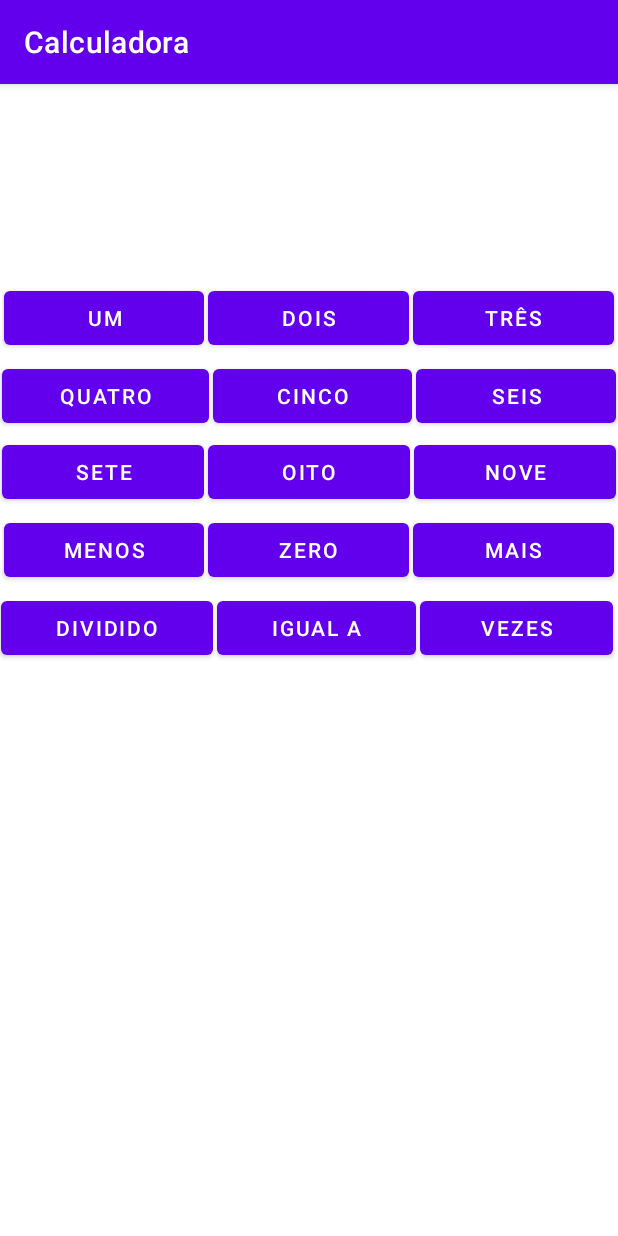
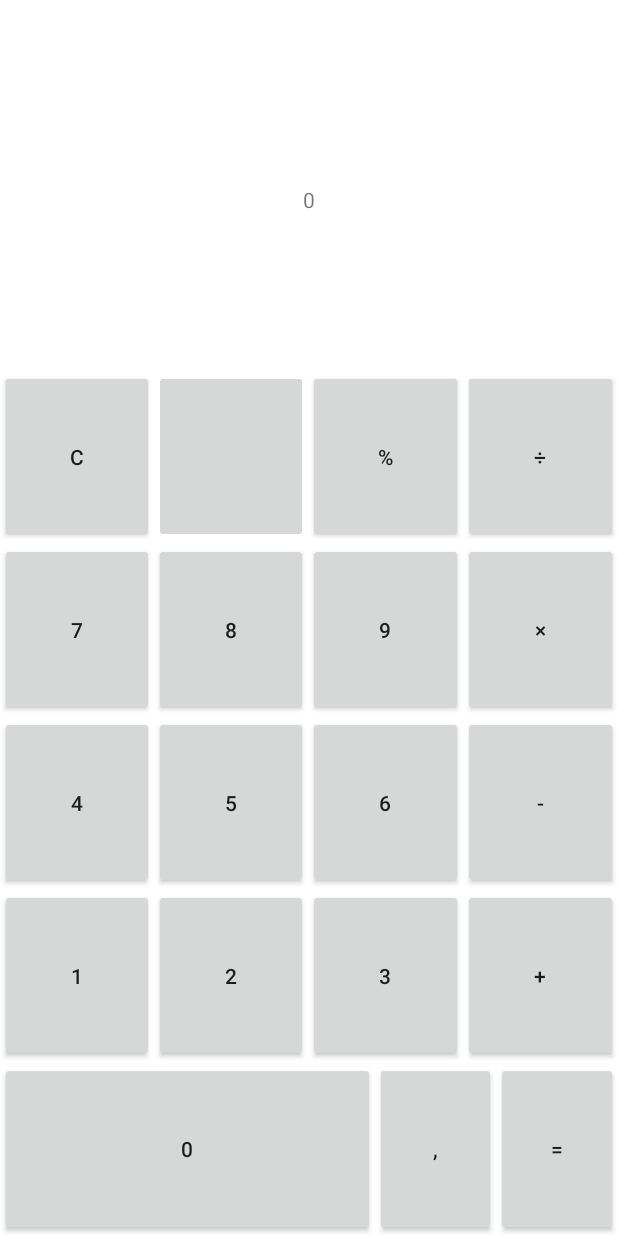
Before and after one commit to evicsouza/Calculadora, an Android app: the screen it shows after launch (MainActivity), on a phone screen of 412 x 824 dp. Run offline under Robolectric (Android 15) with nearby library versions, the phone set to English and light mode, and no system bars.

Commit message:
refatoração

```diff
--- a/app/src/main/java/com/evavictoria/calculadora/MainActivity.java
+++ b/app/src/main/java/com/evavictoria/calculadora/MainActivity.java
@@ -1,90 +1,151 @@
 package com.evavictoria.calculadora;
 
-import androidx.appcompat.app.AppCompatActivity;
+import android.app.Activity;
+import android.os.Bundle;
+import android.view.View;
+import android.widget.TextView;
+import android.widget.Toast;
 
-import android.view.View;
-import android.widget.Button;
-import android.os.Bundle;
-import android.widget.TextView;
+import com.evavictoria.calculadora.calculadora.Calculadora;
+import com.evavictoria.calculadora.calculadora.Operacao;
+import com.evavictoria.calculadora.R;
 
-import com.evavictoria.calculadora.databinding.ActivityMainBinding;
+public class MainActivity extends Activity {
 
-public class MainActivity extends AppCompatActivity {
-
-    Double primeiroValor;
-    Double segundoValor;
-    String resultado;
-
-    ActivityMainBinding binding;
-
+    private Calculadora calculadora = new Calculadora();
+    private TextView visor;
+    private TextView visorPrincipal;
 
     @Override
     protected void onCreate(Bundle savedInstanceState) {
         super.onCreate(savedInstanceState);
-        binding = ActivityMainBinding.inflate(getLayoutInflater());
-        View view = binding.getRoot();
-        setContentView(view);
-
-
-        binding.buttonUm.setOnClickListener(v -> {
-            atualizaVisor("1", true);
-        });
-        binding.buttonDois.setOnClickListener(v -> {
-            atualizaVisor("2", true);
-                });
-        binding.buttonTres.setOnClickListener(v-> {
-                    atualizaVisor("3", true);
-                });
-        binding.buttonQuatro.setOnClickListener(v-> {
-            atualizaVisor("4", true);
-                });
-        binding.buttonCinco.setOnClickListener(v -> {
-            atualizaVisor("5", true);
-                });
-        binding.buttonSeis.setOnClickListener(v -> {
-            atualizaVisor("6", true);
-                });
-        binding.buttonSete.setOnClickListener(v -> {
-                    atualizaVisor("7", true);
-                });
-        binding.buttonOito.setOnClickListener(v -> {
-            atualizaVisor("8", true);
-                });
-        binding.buttonNove.setOnClickListener(v -> {
-            atualizaVisor("9", true);
-                });
-        binding.buttonZero.setOnClickListener(v -> {
-            atualizaVisor("0", true);
-        });
-
-
-
-
-        binding.buttonAdicao.setOnClickListener(v -> {
-            atualizaVisor("+", false);
-        });
-        binding.buttonSubtracao.setOnClickListener(v -> {
-            atualizaVisor("-", false);
-        });
-        binding.buttonMultiplicacao.setOnClickListener(v -> {
-            atualizaVisor("*", false);
-        });
-        binding.buttonDivisao.setOnClickListener(v -> {
-            atualizaVisor("/", false);
-        });
-
+        setContentView(R.layout.activity_main);
+        this.visor = (TextView) findViewById(R.id.visor);
+        this.visorPrincipal = (TextView) findViewById(R.id.visorPrincipal);
+        atualizarVisor();
     }
 
-    public void atualizaVisor(String string, Boolean limpaDados){
-        if(!resultado.isEmpty()){
-            binding.textViewResultado.setText("");
+    @Override
+    protected void onSaveInstanceState(Bundle outState) {
+        outState.putSerializable("calculadora", this.calculadora);
+        super.onSaveInstanceState(outState);
+    }
+
+    @Override
+    protected void onRestoreInstanceState(Bundle savedInstanceState) {
+        super.onRestoreInstanceState(savedInstanceState);
+        if (savedInstanceState.getSerializable("calculadora") != null) {
+            this.calculadora = (Calculadora) savedInstanceState.getSerializable("calculadora");
+            atualizarVisor();
         }
-        if(limpaDados){
-            resultado = "";
-        }else{
-            binding.textViewResultado.append(resultado.toString());
-            binding.textViewResultado.append(string);
-            resultado = "";
+    }
+
+    private void setCaracter(char caracter) {
+        try {
+            calculadora.setCaracter(caracter);
+            atualizarVisor();
+        } catch (Exception e) {
+            e.printStackTrace();
+            Toast.makeText(getBaseContext(), "Ocorreu um erro!", Toast.LENGTH_SHORT).show();
+        }
+    }
+
+    private void atualizarVisor() {
+        if (this.calculadora != null) {
+            visor.setText(calculadora.getValorTexto());
+            visorPrincipal.setText(calculadora.getValorTextoPrincipal());
+        } else {
+            visor.setText("");
+            visorPrincipal.setText("0");
+        }
+    }
+
+    private void setOperacao(Operacao operation) {
+        calculadora.setOperacao(operation);
+        atualizarVisor();
+    }
+
+    public void handleButtonUm(View view) {
+        setCaracter('1');
+    }
+
+    public void handleButtonDois(View view) {
+        setCaracter('2');
+    }
+
+    public void handleButtonTres(View view) {
+        setCaracter('3');
+    }
+
+    public void handleButtonQuatro(View view) {
+        setCaracter('4');
+    }
+
+    public void handleButtonCinco(View view) {
+        setCaracter('5');
+    }
+
+    public void handleButtonSeis(View view) {
+        setCaracter('6');
+    }
+
+    public void handleButtonSete(View view) {
+        setCaracter('7');
+    }
+
+    public void handleButtonOito(View view) {
+        setCaracter('8');
+    }
+
+    public void handleButtonNove(View view) {
+        setCaracter('9');
+    }
+
+    public void handleButtonZero(View view) {
+        setCaracter('0');
+    }
+
+    public void handleButtonSoma(View view) {
+        setOperacao(Operacao.ADICAO);
+    }
+
+    public void handleButtonSubtrai(View view) {
+        setOperacao(Operacao.SUBTRACAO);
+    }
+
+    public void handleButtonMultiplica(View view) {
+        setOperacao(Operacao.MULTIPLICACAO);
+    }
+
+    public void handleButtonDivide(View view) {
+        setOperacao(Operacao.DIVISAO);
+    }
+
+    public void handleButtonPorcentagem(View view) {
+        setOperacao(Operacao.PORCENTAGEM);
+    }
+
+    public void handleButtonVirgula(View view) {
+        setCaracter(',');
+    }
+
+    public void handleButtonResultado(View view) {
+        calculadora.calcular();
+        atualizarVisor();
+    }
+
+    public void handleButtonLimpar(View view) {
+        calculadora = new Calculadora();
+        atualizarVisor();
+    }
+
+    public void handleButtonDesfazer(View view) {
+        try {
+            calculadora.removerUltimoCaracter();
+            atualizarVisor();
+        } catch (Exception e) {
+            e.printStackTrace();
+            Toast.makeText(getBaseContext(), "Ocorreu um erro!", Toast.LENGTH_SHORT).show();
         }
     }
 }
--- /dev/null
+++ b/app/src/main/java/com/evavictoria/calculadora/calculadora/Calculadora.java
@@ -0,0 +1,110 @@
+package com.evavictoria.calculadora.calculadora;
+
+import java.io.Serializable;
+import java.text.NumberFormat;
+import java.text.ParseException;
+
+public class Calculadora implements Serializable {
+
+
+    private Operador operador1 = new Operador();
+    private Operador operador2 = new Operador();
+    private Operacao operacao = null;
+    private boolean finalizado = false;
+    private NumberFormat nf = NumberFormat.getNumberInstance();
+
+    public void setCaracter(char caracter) throws ParseException {
+        if(finalizado) {
+            operador1 = new Operador();
+            operador2 = new Operador();
+            operacao = null;
+            finalizado = false;
+        }
+
+        if (operacao == null) {
+            operador1.setCaracter(caracter);
+        } else if (!finalizado) {
+            operador2.setCaracter(caracter);
+        }
+    }
+
+    public void setOperacao(Operacao operacao) {
+        this.operacao = operacao;
+    }
+
+
+    public String getValorTexto() {
+        String op1 = operador1.getValorTexto();
+        String op2 = operador2.getValorTexto();
+
+        String texto = "";
+
+        if (operacao == null) {
+            texto += "";
+        } else if (!finalizado) {
+            texto += op1 + operacao;
+        } else {
+            texto += op1 + operacao + op2;
+        }
+
+        return texto;
+    }
+
+    public String getValorTextoPrincipal() {
+        String op1 = operador1.getValorTexto();
+        String op2 = operador2.getValorTexto();
+
+        String texto = "";
+
+        if (operacao == null) {
+            texto += op1;
+        } else if (!finalizado) {
+            texto += op2;
+        } else {
+            texto += getResultado();
+        }
+
+        return texto;
+    }
+
+    public String getResultado() {
+        double op1 = operador1.getValor();
+        double op2 = operador2.getValor();
+        double resultado = 0;
+        if (operacao == Operacao.ADICAO) {
+            resultado = op1 + op2;
+        } else if (operacao == Operacao.SUBTRACAO) {
+            resultado = op1 - op2;
+        } else if (operacao == Operacao.MULTIPLICACAO) {
+            resultado = op1 * op2;
+        } else if (operacao == Operacao.DIVISAO) {
+            resultado = op1 / op2;
+        } else if (operacao == Operacao.PORCENTAGEM) {
+            resultado = op1 * op2 / 100;
+        } else {
+            throw new UnsupportedOperationException("Operação não implementada.");
+        }
+        return nf.format(resultado);
+    }
+
+    public void calcular() {
+        this.finalizado = true;
+    }
+
+    public void removerUltimoCaracter() throws ParseException {
+        if (operacao == null) {
+            operador1.removerUltimoCaracter();
+        } else if (!finalizado) {
+            operador2.removerUltimoCaracter();
+        }
+    }
+
+    @Override
+    public String toString() {
+        String texto = getValorTexto();
+        if (getValorTextoPrincipal().trim().length() > 0) {
+            texto += " = " + getValorTextoPrincipal();
+        }
+        return texto;
+    }
+}
--- /dev/null
+++ b/app/src/main/java/com/evavictoria/calculadora/calculadora/Operador.java
@@ -0,0 +1,35 @@
+package com.evavictoria.calculadora.calculadora;
+
+import java.io.Serializable;
+import java.text.NumberFormat;
+import java.text.ParseException;
+
+public class Operador implements Serializable {
+
+    private double valor = 0;
+    private String texto = "";
+    private NumberFormat nf = NumberFormat.getNumberInstance();
+
+    public void setCaracter(char caracter) throws ParseException {
+        texto += caracter;
+        valor = nf.parse(texto).doubleValue();
+    }
+
+    public String getValorTexto() {
+        return nf.format(this.valor);
+    }
+
+    public double getValor() {
+        return this.valor;
+    }
+
+    public void removerUltimoCaracter() throws ParseException {
+        if (texto.length() > 1) {
+            texto = texto.substring(0, texto.length() - 1);
+            valor = nf.parse(texto).doubleValue();
+        } else {
+            texto = "0";
+            valor = 0;
+        }
+    }
+}
--- a/app/src/main/res/layout/activity_main.xml
+++ b/app/src/main/res/layout/activity_main.xml
@@ -1,204 +1,206 @@
 <?xml version="1.0" encoding="utf-8"?>
-<androidx.constraintlayout.widget.ConstraintLayout xmlns:android="http://schemas.android.com/apk/res/android"
-    xmlns:app="http://schemas.android.com/apk/res-auto"
-    xmlns:tools="http://schemas.android.com/tools"
+<LinearLayout xmlns:android="http://schemas.android.com/apk/res/android"
     android:layout_width="match_parent"
     android:layout_height="match_parent"
-    tools:context=".MainActivity">
+    android:orientation="vertical">
+
+    <RelativeLayout
+        android:layout_width="match_parent"
+        android:layout_height="0dp"
+        android:layout_weight="0.3"
+        android:orientation="vertical">
 
         <LinearLayout
-        android:id="@+id/layoutVertical"
-        android:layout_width="match_parent"
-        android:layout_height="match_parent"
-        android:layout_marginTop="4dp"
-        android:foregroundGravity="center"
-        android:gravity="center|center_horizontal|center_vertical"
-        android:orientation="vertical"
-        app:layout_constraintEnd_toEndOf="parent"
-        app:layout_constraintHorizontal_bias="0.0"
-        app:layout_constraintStart_toStartOf="parent"
-        app:layout_constraintTop_toTopOf="parent">
+            android:layout_width="wrap_content"
+            android:layout_height="wrap_content"
+            android:layout_centerHorizontal="true"
+            android:layout_centerVertical="true"
+            android:orientation="vertical">
 
             <TextView
-            android:id="@+id/textViewResultado"
+                android:id="@+id/visor"
                 android:layout_width="match_parent"
-            android:layout_height="125dp" />
+                android:layout_height="wrap_content"
+                android:gravity="center" />
+
+            <TextView
+                android:id="@+id/visorPrincipal"
+                android:layout_width="match_parent"
+                android:layout_height="wrap_content"
+                android:gravity="center" />
+        </LinearLayout>
+
+    </RelativeLayout>
 
     <LinearLayout
-            android:id="@+id/layoutHorizontalUm"
         android:layout_width="match_parent"
-            android:layout_height="wrap_content"
-            android:layout_marginHorizontal="2px"
-            android:layout_marginVertical="2px"
+        android:layout_height="0dp"
+        android:layout_weight="0.14"
         android:orientation="horizontal">
 
         <Button
-                android:id="@+id/buttonUm"
-                android:layout_width="wrap_content"
-                android:layout_height="wrap_content"
-                android:layout_marginHorizontal="2px"
-                android:layout_marginVertical="2px"
-                android:layout_weight="1"
-                android:text="@string/buttonUm" />
+            android:layout_width="0dp"
+            android:layout_height="match_parent"
+            android:layout_weight="0.25"
+            android:onClick="handleButtonLimpar"
+            android:text="C" />
+
+        <ImageButton
+            android:layout_width="0dp"
+            android:layout_height="match_parent"
+            android:layout_weight="0.25"
+            android:onClick="handleButtonDesfazer"
+            android:adjustViewBounds="true"
+            android:padding="24dp"
+            android:scaleType="fitCenter" />
 
         <Button
-                android:id="@+id/buttonDois"
-                android:layout_width="wrap_content"
-                android:layout_height="wrap_content"
-                android:layout_marginHorizontal="2px"
-                android:layout_marginVertical="2px"
-                android:layout_weight="1"
-                android:text="@string/buttonDois" />
+            android:layout_width="0dp"
+            android:layout_height="match_parent"
+            android:layout_weight="0.25"
+            android:onClick="handleButtonPorcentagem"
+            android:text="%" />
 
         <Button
-                android:id="@+id/buttonTres"
+            android:layout_width="0dp"
+            android:layout_height="match_parent"
+            android:layout_weight="0.25"
+            android:onClick="handleButtonDivide"
+            android:text="÷" />
+    </LinearLayout>
+
+    <LinearLayout
+        android:layout_width="match_parent"
+        android:layout_height="0dp"
+        android:layout_weight="0.14"
+        android:orientation="horizontal">
+
+        <Button
+            android:layout_width="0dp"
+            android:layout_height="match_parent"
+            android:layout_weight="0.25"
+            android:onClick="handleButtonSete"
+            android:text="7" />
+
+        <Button
+            android:layout_width="0dp"
+            android:layout_height="match_parent"
+            android:layout_weight="0.25"
+            android:onClick="handleButtonOito"
+            android:text="8" />
+
+        <Button
+            android:layout_width="0dp"
+            android:layout_height="match_parent"
+            android:layout_weight="0.25"
+            android:onClick="handleButtonNove"
+            android:text="9" />
+
+        <Button
+            android:layout_width="0dp"
+            android:layout_height="match_parent"
+            android:layout_weight="0.25"
+            android:onClick="handleButtonMultiplica"
+            android:text="×" />
+    </LinearLayout>
+
+    <LinearLayout
+        android:layout_width="match_parent"
+        android:layout_height="0dp"
+        android:layout_weight="0.14"
+        android:orientation="horizontal">
+
+        <Button
+            android:layout_width="0dp"
+            android:layout_height="match_parent"
+            android:layout_weight="0.25"
+            android:onClick="handleButtonQuatro"
+            android:text="4" />
+
+        <Button
+            android:layout_width="0dp"
+            android:layout_height="match_parent"
+            android:layout_weight="0.25"
+            android:onClick="handleButtonCinco"
+            android:text="5" />
+
+        <Button
+            android:layout_width="0dp"
+            android:layout_height="match_parent"
+            android:layout_weight="0.25"
+            android:onClick="handleButtonSeis"
+            android:text="6" />
+
+        <Button
+            android:layout_width="0dp"
+            android:layout_height="match_parent"
+            android:layout_weight="0.25"
+            android:onClick="handleButtonSubtrai"
+            android:text="-" />
+    </LinearLayout>
+
+    <LinearLayout
+        android:layout_width="match_parent"
+        android:layout_height="0dp"
+        android:layout_weight="0.14"
+        android:orientation="horizontal">
+
+        <Button
+            android:layout_width="0dp"
+            android:layout_height="match_parent"
+            android:layout_weight="0.25"
+            android:onClick="handleButtonUm"
+            android:text="1" />
+
+        <Button
+            android:layout_width="0dp"
+            android:layout_height="match_parent"
+            android:layout_weight="0.25"
+            android:onClick="handleButtonDois"
+            android:text="2" />
+
+        <Button
+            android:layout_width="0dp"
+            android:layout_height="match_parent"
+            android:layout_weight="0.25"
+            android:onClick="handleButtonTres"
+            android:text="3" />
+
+        <Button
+            android:layout_width="0dp"
+            android:layout_height="match_parent"
+            android:layout_weight="0.25"
+            android:onClick="handleButtonSoma"
+            android:text="+" />
+    </LinearLayout>
+
+    <LinearLayout
+        android:layout_width="match_parent"
+        android:layout_height="0dp"
+        android:layout_weight="0.14"
+        android:orientation="horizontal">
+
+        <Button
             android:layout_width="wrap_content"
-                android:layout_height="wrap_content"
-                android:layout_marginHorizontal="2px"
-                android:layout_marginVertical="2px"
-                android:layout_weight="1"
-                android:text="@string/buttonTres" />
+            android:layout_height="match_parent"
+            android:layout_weight="0.5"
+            android:onClick="handleButtonZero"
+            android:text="0" />
+
+        <Button
+            android:layout_width="0dp"
+            android:layout_height="match_parent"
+            android:layout_weight="0.25"
+            android:onClick="handleButtonVirgula"
+            android:text="," />
+
+        <Button
+            android:layout_width="0dp"
+            android:layout_height="match_parent"
+            android:layout_weight="0.25"
+            android:onClick="handleButtonResultado"
+            android:text="=" />
 
     </LinearLayout>
 
-        <LinearLayout
-            android:id="@+id/layoutHorizontalDois"
-            android:layout_width="match_parent"
-            android:layout_height="wrap_content"
-            android:orientation="horizontal">
-
-            <Button
-                android:id="@+id/buttonQuatro"
-                android:layout_width="wrap_content"
-                android:layout_height="wrap_content"
-                android:layout_marginHorizontal="2px"
-                android:layout_marginVertical="2px"
-                android:layout_weight="1"
-                android:text="@string/buttonQuatro" />
-
-            <Button
-                android:id="@+id/buttonCinco"
-                android:layout_width="wrap_content"
-                android:layout_height="wrap_content"
-                android:layout_marginHorizontal="2px"
-                android:layout_marginVertical="2px"
-                android:layout_weight="1"
-                android:text="@string/buttonCinco" />
-
-            <Button
-                android:id="@+id/buttonSeis"
-                android:layout_width="wrap_content"
-                android:layout_height="wrap_content"
-                android:layout_marginHorizontal="2px"
-                android:layout_marginVertical="2px"
-                android:layout_weight="1"
-                android:text="@string/buttonSeis" />
 </LinearLayout>
-
-        <LinearLayout
-            android:id="@+id/layoutHorizontalTres"
-            android:layout_width="match_parent"
-            android:layout_height="wrap_content"
-            android:orientation="horizontal">
-
-            <Button
-                android:id="@+id/buttonSete"
-                android:layout_width="wrap_content"
-                android:layout_height="wrap_content"
-                android:layout_marginHorizontal="2px"
-                android:layout_marginVertical="2px"
-                android:layout_weight="1"
-                android:text="@string/buttonSete" />
-
-            <Button
-                android:id="@+id/buttonOito"
-                android:layout_width="wrap_content"
-                android:layout_height="wrap_content"
-                android:layout_marginHorizontal="2px"
-                android:layout_marginVertical="2px"
-                android:layout_weight="1"
-                android:text="@string/buttonOito" />
-
-            <Button
-                android:id="@+id/buttonNove"
-                android:layout_width="wrap_content"
-                android:layout_height="wrap_content"
-                android:layout_marginHorizontal="2px"
-                android:layout_marginVertical="2px"
-                android:layout_weight="1"
-                android:text="@string/buttonNove" />
-        </LinearLayout>
-
-        <LinearLayout
-            android:id="@+id/layoutHorizontalQuatro"
-            android:layout_width="match_parent"
-            android:layout_height="wrap_content"
-            android:layout_marginHorizontal="2px"
-            android:layout_marginVertical="2px"
-            android:orientation="horizontal">
-
-            <Button
-                android:id="@+id/buttonSubtracao"
-                android:layout_width="wrap_content"
-                android:layout_height="wrap_content"
-                android:layout_marginHorizontal="2px"
-                android:layout_marginVertical="2px"
-                android:layout_weight="1"
-                android:text="@string/buttonSubtracao" />
-
-            <Button
-                android:id="@+id/buttonZero"
-                android:layout_width="wrap_content"
-                android:layout_height="wrap_content"
-                android:layout_marginHorizontal="2px"
-                android:layout_marginVertical="2px"
-                android:layout_weight="1"
-                android:text="@string/buttonZero" />
-
-            <Button
-                android:id="@+id/buttonAdicao"
-                android:layout_width="wrap_content"
-                android:layout_height="wrap_content"
-                android:layout_marginHorizontal="2px"
-                android:layout_marginVertical="2px"
-                android:layout_weight="1"
-                android:text="@string/buttonAdicao" />
-        </LinearLayout>
-
-        <LinearLayout
-            android:id="@+id/layoutHorizontalCinco"
-            android:layout_width="match_parent"
-            android:layout_height="match_parent"
-            android:layout_marginRight="2px"
-            android:orientation="horizontal">
-
-            <Button
-                android:id="@+id/buttonDivisao"
-                android:layout_width="wrap_content"
-                android:layout_height="wrap_content"
-                android:layout_marginHorizontal="2px"
-                android:layout_marginVertical="2px"
-                android:layout_weight="1"
-                android:text="@string/buttonDivisao" />
-
-            <Button
-                android:id="@+id/buttonResultado"
-                android:layout_width="wrap_content"
-                android:layout_height="wrap_content"
-                android:layout_marginHorizontal="2px"
-                android:layout_marginVertical="2px"
-                android:layout_weight="1"
-                android:text="@string/buttonResultado" />
-
-            <Button
-                android:id="@+id/buttonMultiplicacao"
-                android:layout_width="wrap_content"
-                android:layout_height="wrap_content"
-                android:layout_marginHorizontal="2px"
-                android:layout_marginVertical="2px"
-                android:layout_weight="1"
-                android:text="@string/buttonMultiplicacao" />
-        </LinearLayout>
-    </LinearLayout>
-
-</androidx.constraintlayout.widget.ConstraintLayout>
```
Also changed, not shown: app/src/main/java/com/evavictoria/calculadora/calculadora/Operacao.java (added, +21 -0 lines). Lines whose indentation alone changed are shown as unchanged.
